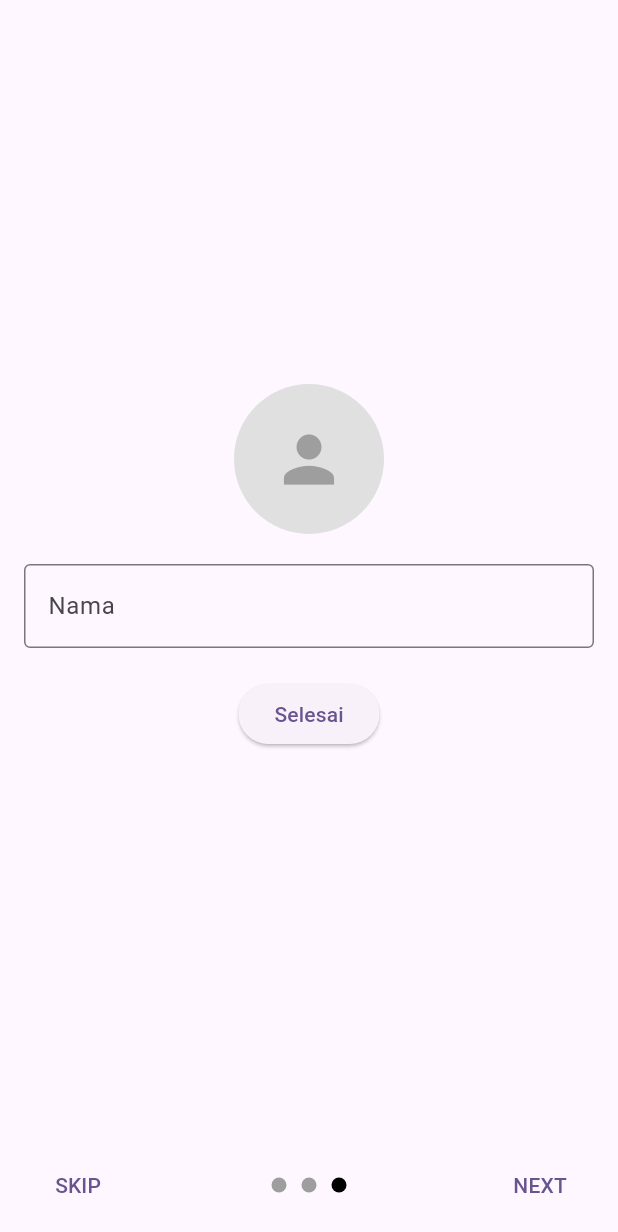
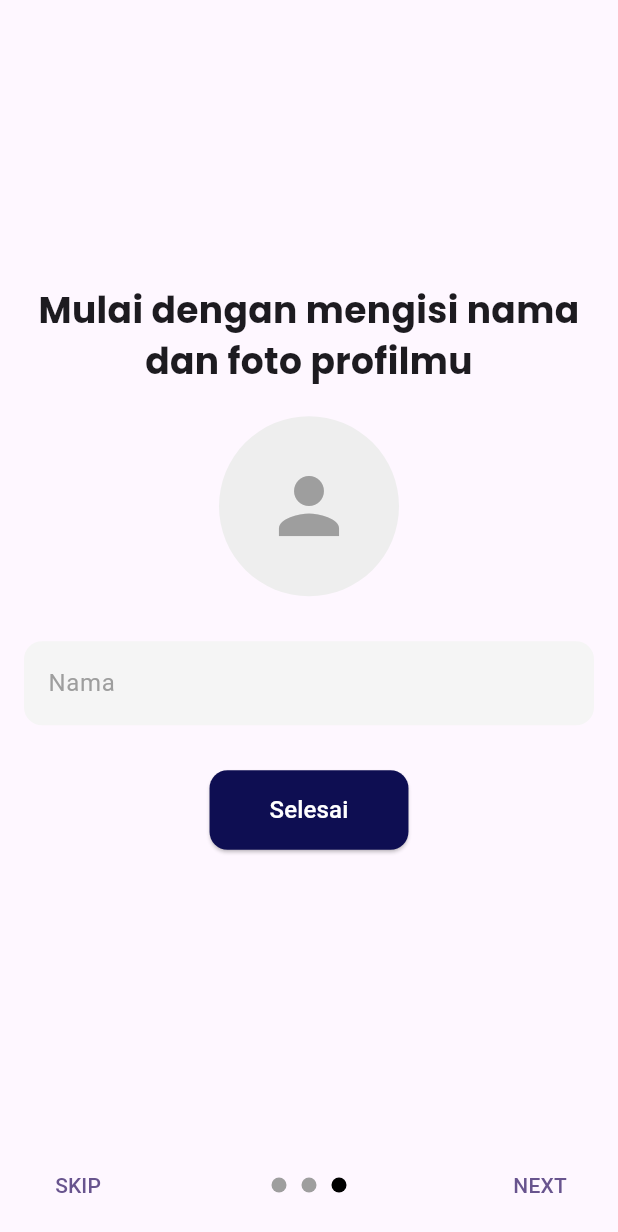
Before and after one commit to Rhystall/MyTheraphyApp, a Flutter app: the screen it shows after launch, swiped to page 3, on a phone screen of 412 x 824 dp. Shown: the top 1232 px of the screen. Run offline on Flutter 3.47's test engine with Material 3 defaults, Android fonts, the light colour scheme and no system bars; our stand-ins replace flutter_local_notifications, get, google_fonts, image_picker, permission_handler, shared_preferences and 3 more; missing offline and left inert: android_alarm_manager_plus; accounts and stored records are empty.

Commit message:
optimasi ui welcome page

```diff
--- a/lib/pages/welcome_page.dart
+++ b/lib/pages/welcome_page.dart
@@ -1,11 +1,13 @@
 import 'dart:io';
 
 import 'package:flutter/material.dart';
-import 'package:image_picker/image_picker.dart';
-import 'package:shared_preferences/shared_preferences.dart';
+import 'package:get/get.dart';
+import 'package:my_theraphy/controllers/profile_controller.dart';
+import 'package:my_theraphy/styles/color_collection.dart';
+import 'package:my_theraphy/styles/typography_collection.dart';
 
 class WelcomePage extends StatefulWidget {
-  const WelcomePage({Key? key}) : super(key: key);
+  const WelcomePage({super.key});
 
   @override
   State<WelcomePage> createState() => _WelcomePageState();
@@ -14,27 +16,14 @@ class WelcomePage extends StatefulWidget {
 class _WelcomePageState extends State<WelcomePage> {
   final PageController pageController = PageController();
   final TextEditingController nameController = TextEditingController();
+  final ProfileController profileController = Get.put(ProfileController());
   int currentIndex = 0;
-  String profileImagePath = '';
-
-  Future<void> updateProfileImage() async {
-    final picker = ImagePicker();
-    final pickedFile = await picker.pickImage(source: ImageSource.gallery);
-    if (pickedFile != null) {
-      setState(() {
-        profileImagePath = pickedFile.path;
-      });
-    }
-  }
 
   Future<void> saveUserData() async {
     if (nameController.text.isNotEmpty) {
-      final prefs = await SharedPreferences.getInstance();
-      await prefs.setString('userName', nameController.text);
-      await prefs.setString('profileImagePath', profileImagePath);
-      await prefs.setBool('isFirstRun', false);
-
-      Navigator.pushReplacementNamed(context, '/home');
+      await profileController.updateUserName(nameController.text);
+      await profileController.loadProfileData(); // Pastikan data diperbarui
+      Get.offAllNamed('/home'); // Navigasi ke halaman utama
     } else {
       ScaffoldMessenger.of(context).showSnackBar(
         const SnackBar(content: Text("Nama tidak boleh kosong!")),
@@ -90,13 +79,13 @@ class _WelcomePageState extends State<WelcomePage> {
           const SizedBox(height: 20),
           Text(
             title,
-            style: const TextStyle(fontSize: 24, fontWeight: FontWeight.bold),
+            style: TypographyCollection.h1,
             textAlign: TextAlign.center,
           ),
-          const SizedBox(height: 10),
+          const SizedBox(height: 16),
           Text(
             description,
-            style: const TextStyle(fontSize: 16),
+            style: TypographyCollection.h2,
             textAlign: TextAlign.center,
           ),
         ],
@@ -106,39 +95,63 @@ class _WelcomePageState extends State<WelcomePage> {
 
   Widget buildProfileInputSlide() {
     return Padding(
-      padding: const EdgeInsets.all(16.0),
+      padding: const EdgeInsets.symmetric(horizontal: 16.0),
       child: Column(
         mainAxisAlignment: MainAxisAlignment.center,
         children: [
+          Text(
+            "Mulai dengan mengisi nama dan foto profilmu",
+            style: TypographyCollection.h1,
+            textAlign: TextAlign.center,
+          ),
+          const SizedBox(height: 20),
           GestureDetector(
-            onTap: updateProfileImage,
-            child: CircleAvatar(
-              radius: 50,
-              backgroundColor: Colors.grey[300],
-              backgroundImage: profileImagePath.isNotEmpty
-                  ? FileImage(File(profileImagePath))
+            onTap: profileController.updateProfileImage,
+            child: Obx(() {
+              return CircleAvatar(
+                radius: 60,
+                backgroundColor: Colors.grey[200],
+                backgroundImage: profileController.profileImagePath.isNotEmpty
+                    ? FileImage(File(profileController.profileImagePath.value))
                     : null,
-              child: profileImagePath.isEmpty
+                child: profileController.profileImagePath.isEmpty
                     ? const Icon(
                         Icons.person,
-                      size: 50,
+                        size: 60,
                         color: Colors.grey,
                       )
                     : null,
+              );
+            }),
+          ),
+          const SizedBox(height: 30),
+          TextField(
+            controller: nameController,
+            decoration: InputDecoration(
+              labelText: "Nama",
+              labelStyle: const TextStyle(color: Colors.grey),
+              filled: true,
+              fillColor: Colors.grey[100],
+              border: OutlineInputBorder(
+                borderRadius: BorderRadius.circular(12),
+                borderSide: BorderSide.none,
               ),
             ),
-          const SizedBox(height: 20),
-          TextField(
-            controller: nameController,
-            decoration: const InputDecoration(
-              labelText: "Nama",
-              border: OutlineInputBorder(),
           ),
-          ),
-          const SizedBox(height: 20),
+          const SizedBox(height: 30),
           ElevatedButton(
             onPressed: saveUserData,
-            child: const Text("Selesai"),
+            style: ElevatedButton.styleFrom(
+              padding: const EdgeInsets.symmetric(horizontal: 40, vertical: 15),
+              shape: RoundedRectangleBorder(
+                borderRadius: BorderRadius.circular(12),
+              ),
+              backgroundColor: ColorCollections.primaryDarkBlue,
+            ),
+            child: const Text(
+              "Selesai",
+              style: TextStyle(fontSize: 16, color: Colors.white),
+            ),
           ),
         ],
       ),
@@ -153,7 +166,9 @@ class _WelcomePageState extends State<WelcomePage> {
         children: [
           TextButton(
             onPressed: () => pageController.jumpToPage(2),
-            child: const Text("SKIP"),
+            child: const Text(
+              "SKIP",
+            ),
           ),
           Row(
             children: List.generate(3, (index) {
```
Lines whose indentation alone changed are shown as unchanged.
